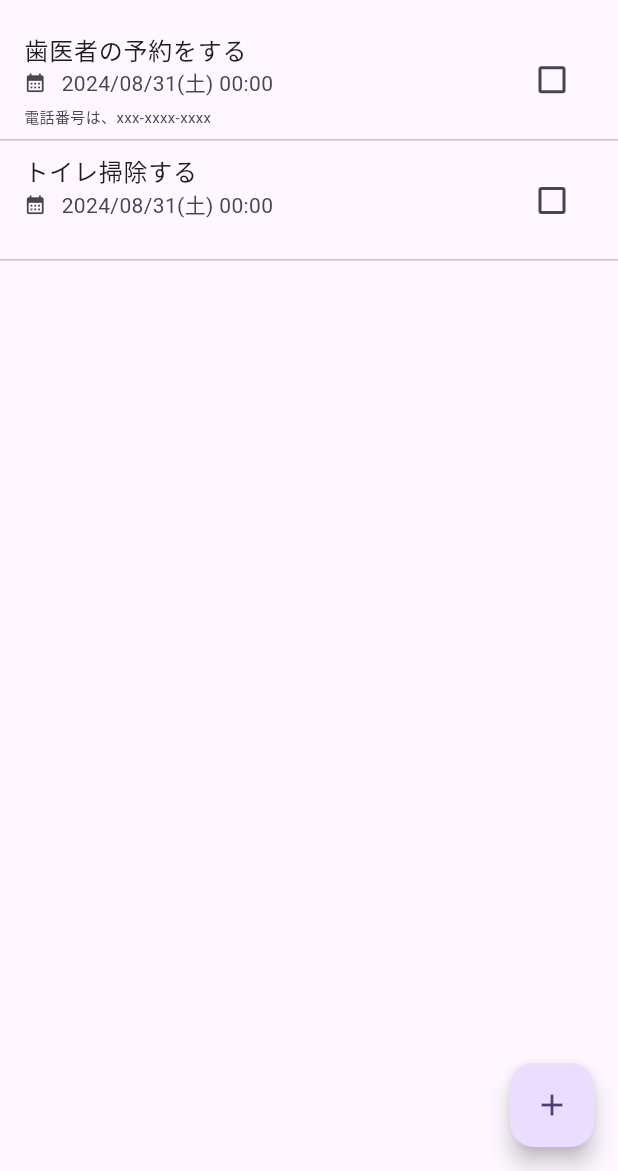
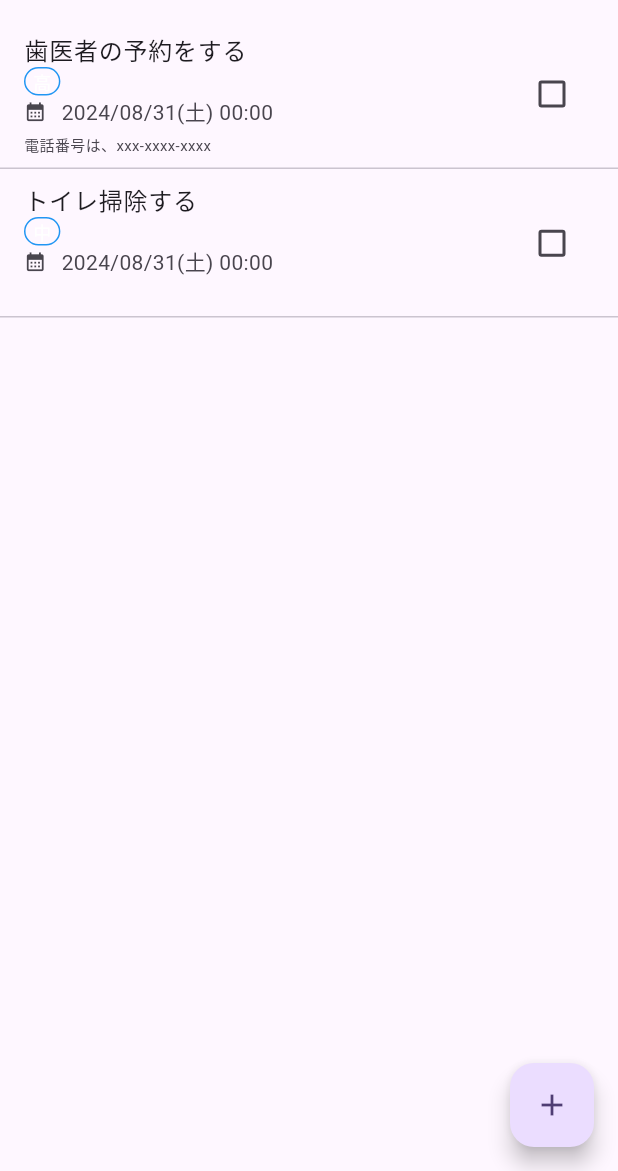
Before and after one commit to Kaiyan10/todo_app, a Flutter app: the screen it shows after launch, on a phone screen of 412 x 824 dp, the part 65-1236 px from its top. Run offline on Flutter 3.47's test engine with Material 3 defaults, Android fonts, the phone set to English and light mode, and no system bars; our stand-ins replace settings_ui.

Commit message:
20240604

```diff
--- a/lib/model/todo.dart
+++ b/lib/model/todo.dart
@@ -4,7 +4,16 @@ import 'package:intl/intl.dart';
 
 final formatter = DateFormat.yMd();
 
-enum Priority { urgent, high, middle, low }
+enum Priority {
+  urgent('緊急'),
+  high("高"),
+  middle("中"),
+  low("低");
+
+  const Priority(this.displayName);
+
+  final String displayName;
+}
 
 const uuid = Uuid();
 
--- a/lib/widget/todo_list/todo_item.dart
+++ b/lib/widget/todo_list/todo_item.dart
@@ -35,6 +35,21 @@ class _TodoItemState extends State<TodoItem> {
           subtitle: Column(
             crossAxisAlignment: CrossAxisAlignment.start,
             children: [
+              Container(
+                  decoration: BoxDecoration(
+                    borderRadius: BorderRadius.circular(10),
+                    border: Border.all(color: Colors.blue),
+                  ),
+                  child: Padding(
+                    padding: const EdgeInsets.symmetric(horizontal: 5),
+                    child: Text(
+                      widget.todo.priority.displayName,
+                      style: const TextStyle(
+                        fontSize: 12,
+                        color: Colors.white,
+                      ),
+                    ),
+                  )),
               Row(
                 children: [
                   const Icon(
--- a/lib/widget/todos.dart
+++ b/lib/widget/todos.dart
@@ -24,7 +24,7 @@ class _TodosState extends State<Todos> {
         description: "",
         isDone: false,
         dueDateTime: DateTime(2024, 8, 31),
-        priority: Priority.high)
+        priority: Priority.middle)
   ];
   final List<Todo> _doneTodos = [];
 
```
